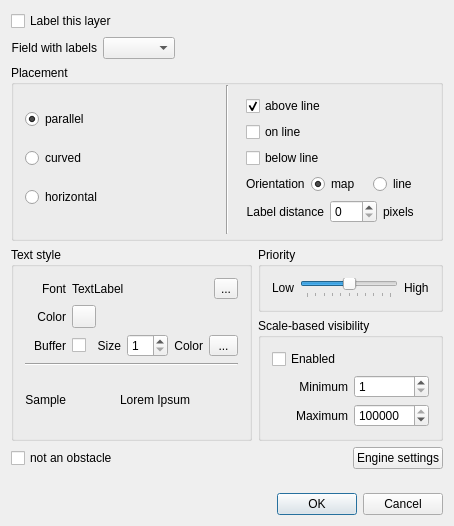
Old version of the form src/plugins/labeling/labelingguibase.ui in the repository qgis/QGIS.
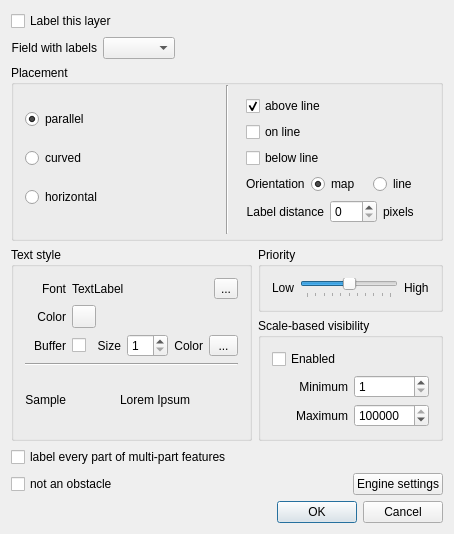
New version of the form. Icons and pictures are not drawn. Custom widgets are drawn as their Qt base class.

Commit message: Added possibility to choose mode when labeling a layer: label per feature (default) or label per feature part. Label per feature uses longest line resp. largest polygon, for multipoint features fallback to label per feature part.

The edit to the form file:
```diff
--- a/src/plugins/labeling/labelingguibase.ui
+++ b/src/plugins/labeling/labelingguibase.ui
@@ -648,6 +648,13 @@
      </item>
     </layout>
    </item>
+   <item>
+    <widget class="QCheckBox" name="chkLabelPerFeaturePart">
+     <property name="text">
+      <string>label every part of multi-part features</string>
+     </property>
+    </widget>
+   </item>
    <item>
     <layout class="QHBoxLayout" name="horizontalLayout_2">
      <item>
```
The commit also changes 5 other files.
